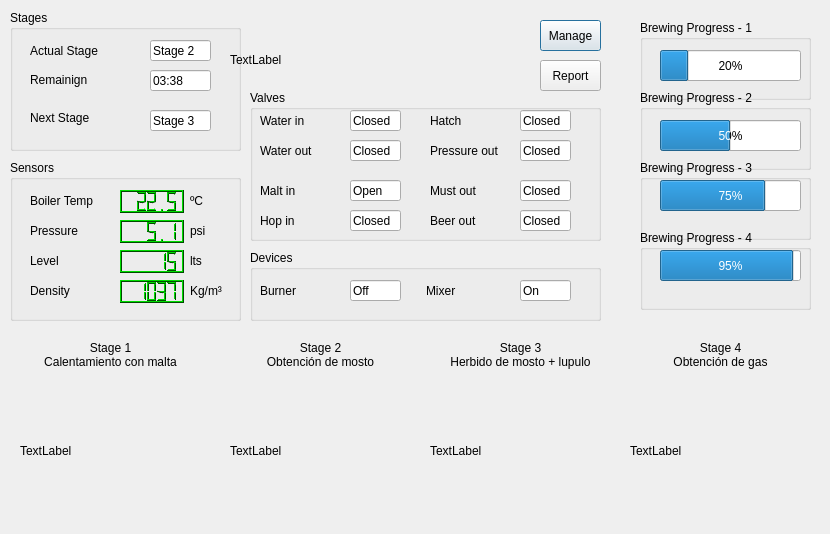
The window that Brewer.ui (martinvol/CIMII-tp_practica) describes before a commit, drawn with Qt 5.
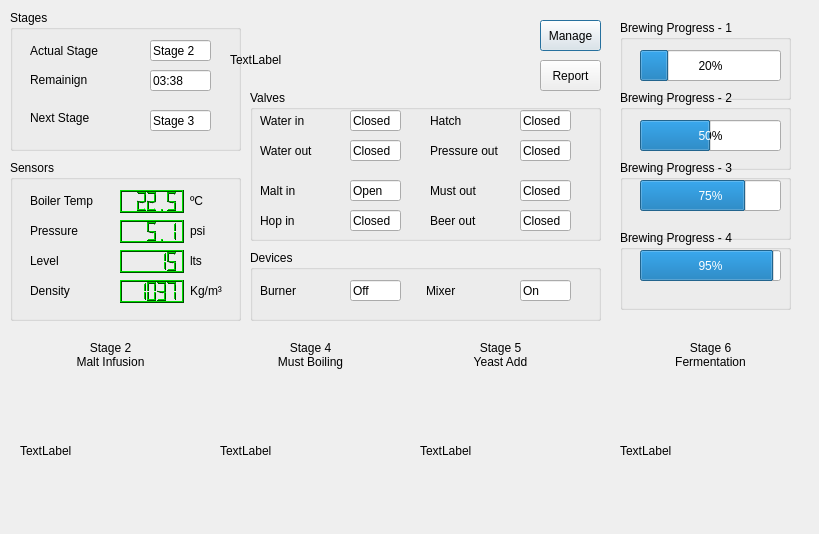
The same window after the commit.

Commit message: Added open brewer from setup.

```diff
--- a/Brewer.ui
+++ b/Brewer.ui
@@ -6,7 +6,7 @@
    <rect>
     <x>0</x>
     <y>0</y>
-    <width>830</width>
+    <width>819</width>
     <height>534</height>
    </rect>
   </property>
@@ -1887,7 +1887,7 @@
   <widget class="QGroupBox" name="groupBox_2">
    <property name="geometry">
     <rect>
-     <x>640</x>
+     <x>620</x>
      <y>20</y>
      <width>171</width>
      <height>80</height>
@@ -2303,7 +2303,7 @@
   <widget class="QGroupBox" name="groupBox_6">
    <property name="geometry">
     <rect>
-     <x>640</x>
+     <x>620</x>
      <y>90</y>
      <width>171</width>
      <height>80</height>
@@ -2329,7 +2329,7 @@
   <widget class="QGroupBox" name="groupBox_7">
    <property name="geometry">
     <rect>
-     <x>640</x>
+     <x>620</x>
      <y>160</y>
      <width>171</width>
      <height>80</height>
@@ -2355,7 +2355,7 @@
   <widget class="QGroupBox" name="groupBox_8">
    <property name="geometry">
     <rect>
-     <x>640</x>
+     <x>620</x>
      <y>230</y>
      <width>171</width>
      <height>80</height>
@@ -2397,7 +2397,7 @@
   <widget class="QLabel" name="label_23">
    <property name="geometry">
     <rect>
-     <x>230</x>
+     <x>220</x>
      <y>380</y>
      <width>181</width>
      <height>141</height>
@@ -2413,7 +2413,7 @@
   <widget class="QLabel" name="label_24">
    <property name="geometry">
     <rect>
-     <x>430</x>
+     <x>420</x>
      <y>380</y>
      <width>181</width>
      <height>141</height>
@@ -2429,7 +2429,7 @@
   <widget class="QLabel" name="label_25">
    <property name="geometry">
     <rect>
-     <x>630</x>
+     <x>620</x>
      <y>380</y>
      <width>181</width>
      <height>141</height>
@@ -2452,46 +2452,46 @@
     </rect>
    </property>
    <property name="text">
-    <string>&lt;html&gt;&lt;head/&gt;&lt;body&gt;&lt;p align=&quot;center&quot;&gt;Stage 1&lt;br/&gt;Calentamiento con malta&lt;/p&gt;&lt;/body&gt;&lt;/html&gt;</string>
+    <string>&lt;html&gt;&lt;head/&gt;&lt;body&gt;&lt;p align=&quot;center&quot;&gt;Stage 2&lt;br/&gt;Malt Infusion&lt;/p&gt;&lt;/body&gt;&lt;/html&gt;</string>
    </property>
   </widget>
   <widget class="QLabel" name="label_27">
    <property name="geometry">
     <rect>
-     <x>230</x>
+     <x>220</x>
      <y>330</y>
      <width>181</width>
      <height>51</height>
     </rect>
    </property>
    <property name="text">
-    <string>&lt;html&gt;&lt;head/&gt;&lt;body&gt;&lt;p align=&quot;center&quot;&gt;Stage 2&lt;br/&gt;Obtención de mosto&lt;/p&gt;&lt;/body&gt;&lt;/html&gt;</string>
+    <string>&lt;html&gt;&lt;head/&gt;&lt;body&gt;&lt;p align=&quot;center&quot;&gt;Stage 4&lt;br/&gt;Must Boiling&lt;/p&gt;&lt;/body&gt;&lt;/html&gt;</string>
    </property>
   </widget>
   <widget class="QLabel" name="label_28">
    <property name="geometry">
     <rect>
-     <x>430</x>
+     <x>410</x>
      <y>330</y>
      <width>181</width>
      <height>51</height>
     </rect>
    </property>
    <property name="text">
-    <string>&lt;html&gt;&lt;head/&gt;&lt;body&gt;&lt;p align=&quot;center&quot;&gt;Stage 3&lt;br/&gt;Herbido de mosto + lupulo&lt;/p&gt;&lt;/body&gt;&lt;/html&gt;</string>
+    <string>&lt;html&gt;&lt;head/&gt;&lt;body&gt;&lt;p align=&quot;center&quot;&gt;Stage 5&lt;br/&gt;Yeast Add&lt;/p&gt;&lt;/body&gt;&lt;/html&gt;</string>
    </property>
   </widget>
   <widget class="QLabel" name="label_29">
    <property name="geometry">
     <rect>
-     <x>630</x>
+     <x>620</x>
      <y>330</y>
      <width>181</width>
      <height>51</height>
     </rect>
    </property>
    <property name="text">
-    <string>&lt;html&gt;&lt;head/&gt;&lt;body&gt;&lt;p align=&quot;center&quot;&gt;Stage 4&lt;br/&gt;Obtención de gas&lt;/p&gt;&lt;/body&gt;&lt;/html&gt;</string>
+    <string>&lt;html&gt;&lt;head/&gt;&lt;body&gt;&lt;p align=&quot;center&quot;&gt;Stage 6&lt;br/&gt;Fermentation&lt;/p&gt;&lt;/body&gt;&lt;/html&gt;</string>
    </property>
   </widget>
   <widget class="QPushButton" name="pushButton_2">
```
Left out of the diff: 24 changed lines with no effect on the pictures. The commit also changes 6 other files.
